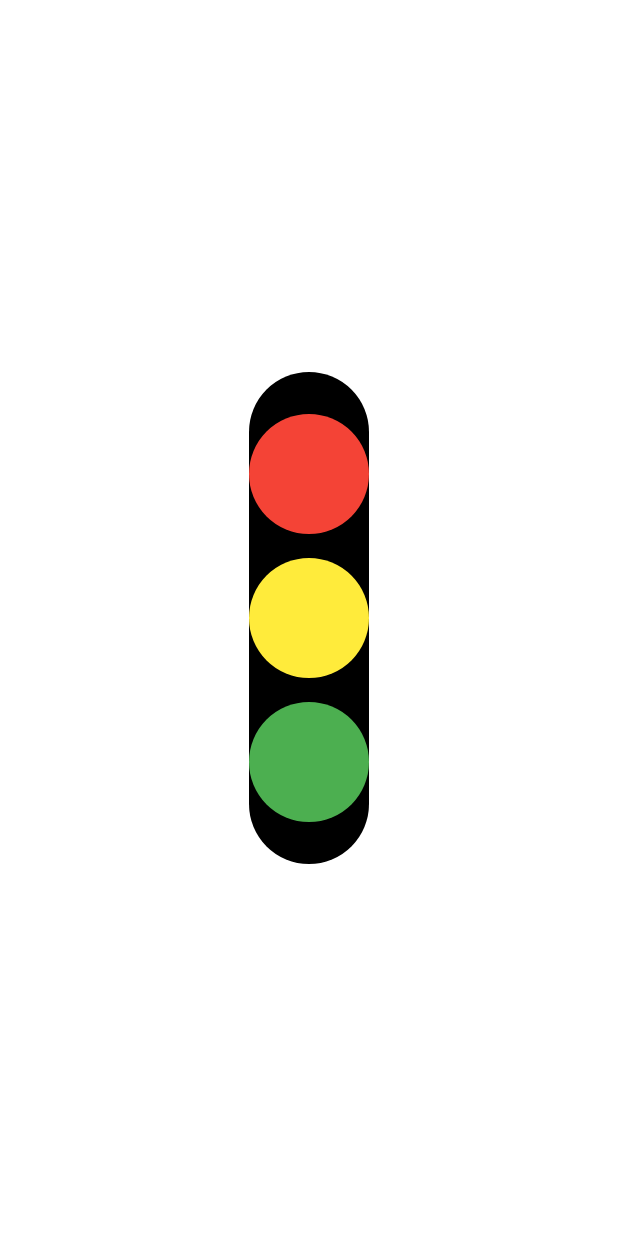
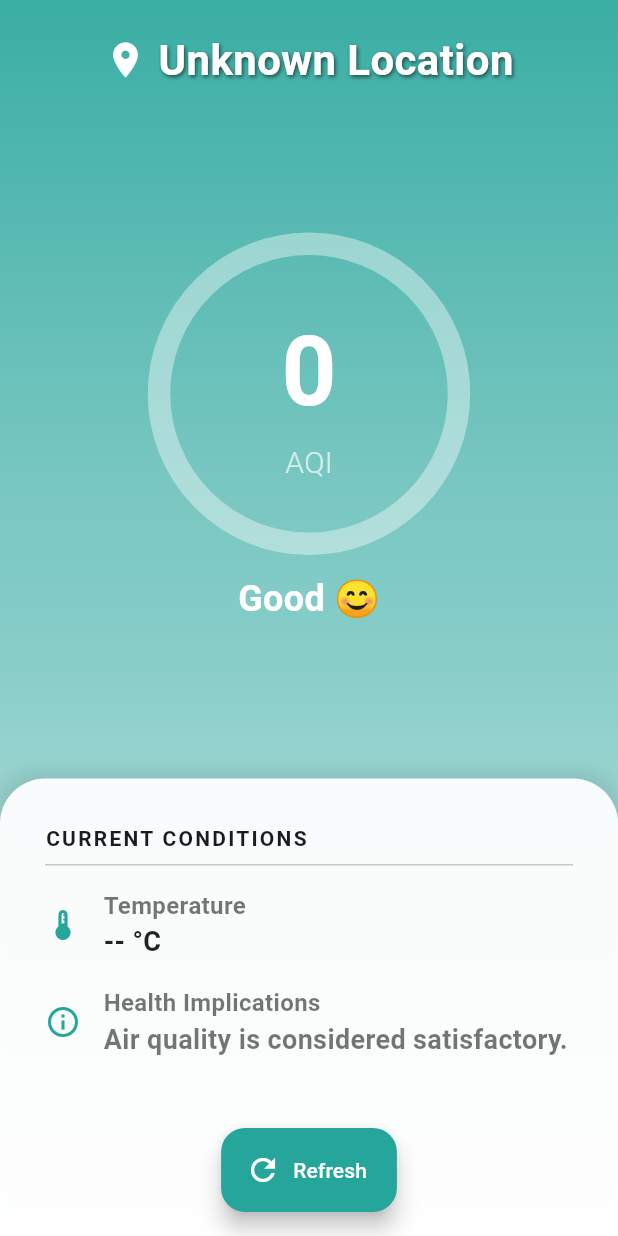
Before and after one commit to tunphaiboon/flutter-Mobilesbls, a Flutter app: the screen it shows after launch, on a phone screen of 412 x 824 dp. Run offline on Flutter 3.47's test engine with Material 3 defaults, Android fonts, the phone set to English and light mode, and no system bars; network calls fail.

Commit message:
assignment2

```diff
--- /dev/null
+++ b/first_app/lib/assignment2.dart
@@ -0,0 +1,359 @@
+import 'dart:convert';
+import 'package:flutter/material.dart';
+import 'package:http/http.dart' as http;
+
+class AirQualityPage extends StatefulWidget {
+  const AirQualityPage({super.key});
+
+  @override
+  State<AirQualityPage> createState() => _AirQualityPageState();
+}
+
+class _AirQualityPageState extends State<AirQualityPage> {
+  Map<String, dynamic>? airData;
+  bool loading = true;
+
+  @override
+  void initState() {
+    super.initState();
+    fetchData();
+  }
+
+  // NOTE: I'm replacing your token with a placeholder for privacy/security
+  Future<void> fetchData() async {
+    setState(() => loading = true);
+
+    const token = "YOUR_API_TOKEN"; // Replace with your actual API token
+    final url = Uri.parse(
+      "https://api.waqi.info/feed/here/?token=088e0533ecc0d410c5720ae1a844cc6d21bcdb3e",
+    );
+    try {
+      final response = await http.get(url);
+
+      if (response.statusCode == 200) {
+        final data = json.decode(response.body);
+        setState(() {
+          // Note: The API structure for the token you provided is:
+          // data["data"]["aqi"], data["data"]["iaqi"]["t"]["v"], data["data"]["city"]["name"]
+          // The parsing below is based on this structure.
+          airData = {
+            "aqi": data["data"]["aqi"],
+            "temp":
+                data["data"]["iaqi"]["t"]?["v"], // Use safe navigation for temp
+            "city": data["data"]["city"]["name"],
+          };
+          loading = false;
+        });
+      } else {
+        // Handle non-200 status codes (e.g., show an error message)
+        setState(() => loading = false);
+        // Optional: show a Snackbar with error
+        if (mounted) {
+          ScaffoldMessenger.of(context).showSnackBar(
+            const SnackBar(content: Text('Failed to load air quality data.')),
+          );
+        }
+      }
+    } catch (e) {
+      // Handle network or JSON parsing errors
+      setState(() => loading = false);
+      if (mounted) {
+        ScaffoldMessenger.of(context).showSnackBar(
+          const SnackBar(
+            content: Text('An error occurred during network request.'),
+          ),
+        );
+      }
+    }
+  }
+
+  String getAirQualityLabel(int aqi) {
+    if (aqi <= 50) return "Good 😊";
+    if (aqi <= 100) return "Moderate 😐";
+    if (aqi <= 150) return "Unhealthy for Sensitive Groups 😷";
+    if (aqi <= 200) return "Unhealthy 🤒";
+    if (aqi <= 300) return "Very Unhealthy 😨";
+    return "Hazardous ☠️";
+  }
+
+  Color getAirQualityColor(int aqi) {
+    if (aqi <= 50) return Colors.teal.shade400;
+    if (aqi <= 100) return Colors.yellow.shade600;
+    if (aqi <= 150) return Colors.deepOrange.shade400;
+    if (aqi <= 200)
+      return Colors
+          .red
+          .shade400; // changed from orange to a slightly different red to differentiate
+    if (aqi <= 300) return Colors.red.shade700;
+    return Colors
+        .purple
+        .shade900; // changed from brown to a deep purple for 'Hazardous'
+  }
+
+  @override
+  Widget build(BuildContext context) {
+    final aqi = airData?["aqi"] ?? 0;
+    final primaryColor = getAirQualityColor(aqi);
+
+    return Scaffold(
+      extendBodyBehindAppBar: true, // Full-screen effect
+      // Use FAB for a modern refresh button
+      floatingActionButton: FloatingActionButton.extended(
+        onPressed: loading ? null : fetchData,
+        label: Text(loading ? "Loading..." : "Refresh"),
+        icon: const Icon(Icons.refresh),
+        backgroundColor: primaryColor,
+        foregroundColor: Colors.white,
+      ),
+      floatingActionButtonLocation: FloatingActionButtonLocation.centerFloat,
+
+      body: Container(
+        width: double.infinity,
+        // The background gradient now covers the entire screen and is more subtle
+        decoration: BoxDecoration(
+          gradient: LinearGradient(
+            colors: [
+              primaryColor.withOpacity(0.9), // Darker top part for contrast
+              primaryColor.withOpacity(0.6),
+              Colors.white,
+            ],
+            begin: Alignment.topCenter,
+            end: Alignment.bottomCenter,
+            stops: const [0.0, 0.4, 1.0], // Control the gradient spread
+          ),
+        ),
+        child: loading
+            ? const Center(
+                child: CircularProgressIndicator(
+                  color: Colors.white,
+                ), // White loading indicator for contrast
+              )
+            : SafeArea(
+                child: Column(
+                  crossAxisAlignment: CrossAxisAlignment.center,
+                  children: [
+                    const SizedBox(height: 20),
+
+                    // City Display - Prominent and High Contrast
+                    Row(
+                      mainAxisAlignment: MainAxisAlignment.center,
+                      children: [
+                        const Icon(
+                          Icons.location_on,
+                          color: Colors.white,
+                          size: 28,
+                        ),
+                        const SizedBox(width: 8),
+                        Text(
+                          airData?["city"] ?? "Unknown Location",
+                          textAlign: TextAlign.center,
+                          style: const TextStyle(
+                            fontSize: 28,
+                            fontWeight: FontWeight.w600,
+                            color: Colors.white,
+                            shadows: [
+                              Shadow(
+                                offset: Offset(1.0, 1.0),
+                                blurRadius: 3.0,
+                                color: Color.fromARGB(150, 0, 0, 0),
+                              ),
+                            ],
+                          ),
+                        ),
+                      ],
+                    ),
+
+                    const Spacer(),
+
+                    // Main Circular AQI Display
+                    SizedBox(
+                      width: 200,
+                      height: 200,
+                      child: Stack(
+                        alignment: Alignment.center,
+                        children: [
+                          SizedBox(
+                            width: 200,
+                            height: 200,
+                            child: CircularProgressIndicator(
+                              value: (aqi / 300).clamp(
+                                0.0,
+                                1.0,
+                              ), // Progress based on AQI (clamped at 300)
+                              strokeWidth: 15,
+                              valueColor: AlwaysStoppedAnimation<Color>(
+                                primaryColor,
+                              ),
+                              backgroundColor: Colors.white.withOpacity(0.4),
+                            ),
+                          ),
+                          Column(
+                            mainAxisAlignment: MainAxisAlignment.center,
+                            children: [
+                              Text(
+                                "$aqi",
+                                style: const TextStyle(
+                                  fontSize: 64,
+                                  fontWeight: FontWeight.bold,
+                                  color: Colors.white,
+                                ),
+                              ),
+                              const Text(
+                                "AQI",
+                                style: TextStyle(
+                                  fontSize: 20,
+                                  color: Colors.white70,
+                                  fontWeight: FontWeight.w300,
+                                ),
+                              ),
+                            ],
+                          ),
+                        ],
+                      ),
+                    ),
+
+                    const SizedBox(height: 20),
+
+                    // Air Quality Label - Standalone, easy to read
+                    Text(
+                      getAirQualityLabel(aqi),
+                      textAlign: TextAlign.center,
+                      style: const TextStyle(
+                        fontSize: 24,
+                        fontWeight: FontWeight.bold,
+                        color: Colors.white,
+                      ),
+                    ),
+
+                    const Spacer(),
+
+                    // Details Panel (Bottom Sheet Look)
+                    Container(
+                      padding: const EdgeInsets.all(30),
+                      decoration: BoxDecoration(
+                        color: Colors.white.withOpacity(
+                          0.95,
+                        ), // Nearly opaque white card
+                        borderRadius: const BorderRadius.only(
+                          topLeft: Radius.circular(30),
+                          topRight: Radius.circular(30),
+                        ),
+                        boxShadow: [
+                          BoxShadow(
+                            color: Colors.black.withOpacity(0.1),
+                            blurRadius: 10,
+                            spreadRadius: 5,
+                          ),
+                        ],
+                      ),
+                      child: Column(
+                        crossAxisAlignment: CrossAxisAlignment.stretch,
+                        children: [
+                          Text(
+                            "CURRENT CONDITIONS",
+                            style: TextStyle(
+                              fontSize: 14,
+                              fontWeight: FontWeight.bold,
+                              color: primaryColor.shade800,
+                              letterSpacing: 1.5,
+                            ),
+                          ),
+                          const Divider(height: 15, thickness: 1),
+                          _buildDetailRow(
+                            icon: Icons.thermostat_rounded,
+                            label: "Temperature",
+                            value: "${airData?["temp"] ?? "--"} °C",
+                            color: Colors.black87,
+                          ),
+                          _buildDetailRow(
+                            icon: Icons.info_outline,
+                            label: "Health Implications",
+                            value: _getBriefHealthSummary(aqi),
+                            color: Colors.black54,
+                          ),
+                          // Padding for the FAB
+                          const SizedBox(height: 80),
+                        ],
+                      ),
+                    ),
+                  ],
+                ),
+              ),
+      ),
+    );
+  }
+
+  // Helper widget for detail rows
+  Widget _buildDetailRow({
+    required IconData icon,
+    required String label,
+    required String value,
+    required Color color,
+  }) {
+    return Padding(
+      padding: const EdgeInsets.symmetric(vertical: 8.0),
+      child: Row(
+        children: [
+          Icon(icon, color: getAirQualityColor(airData?["aqi"] ?? 0), size: 24),
+          const SizedBox(width: 15),
+          Expanded(
+            child: Column(
+              crossAxisAlignment: CrossAxisAlignment.start,
+              children: [
+                Text(
+                  label,
+                  style: const TextStyle(
+                    fontSize: 16,
+                    fontWeight: FontWeight.w600,
+                    color: Colors.black54,
+                  ),
+                ),
+                Text(
+                  value,
+                  style: TextStyle(
+                    fontSize: 18,
+                    fontWeight: FontWeight.bold,
+                    color: color,
+                  ),
+                ),
+              ],
+            ),
+          ),
+        ],
+      ),
+    );
+  }
+
+  // Helper for a brief health summary
+  String _getBriefHealthSummary(int aqi) {
+    if (aqi <= 50) return "Air quality is considered satisfactory.";
+    if (aqi <= 100)
+      return "Unusually sensitive people should consider limiting outdoor exertion.";
+    if (aqi <= 150)
+      return "Active children and adults, and people with respiratory disease, should limit prolonged outdoor exertion.";
+    return "Everyone should avoid outdoor exertion. Consider staying indoors.";
+  }
+}
+
+extension on Color {
+  get shade800 => null;
+}
+
+// For running the app, you'd typically have a main.dart:
+/*
+void main() {
+  runApp(const MyApp());
+}
+
+class MyApp extends StatelessWidget {
+  const MyApp({super.key});
+
+  @override
+  Widget build(BuildContext context) {
+    return const MaterialApp(
+      title: 'Modern Air Quality App',
+      home: AirQualityPage(),
+    );
+  }
+}
+*/
--- a/first_app/lib/main.dart
+++ b/first_app/lib/main.dart
@@ -1,4 +1,5 @@
 import 'package:flutter/material.dart';
+import 'assignment2.dart';
 
 void main() {
   runApp(const MyApp());
@@ -9,68 +10,14 @@ class MyApp extends StatelessWidget {
 
   @override
   Widget build(BuildContext context) {
-    return const MaterialApp(
-      home: TrafficLightStaticPage(),
+    return MaterialApp(
+      title: 'Air Quality App',
+      debugShowCheckedModeBanner: false,
+      theme: ThemeData(
+        colorScheme: ColorScheme.fromSeed(seedColor: Colors.blue),
+        useMaterial3: true,
+      ),
+      home: const AirQualityPage(),
     );
   }
 }
-
-class TrafficLightStaticPage extends StatelessWidget {
-  const TrafficLightStaticPage({super.key});
-
-  Widget _buildLight(Color color) {
-    return Container(
-      margin: const EdgeInsets.symmetric(vertical: 10),
-      width: 80,
-      height: 80,
-      decoration: BoxDecoration(
-        color: color,
-        shape: BoxShape.circle,
-      ),
-    );
-  }
-
-  @override
-  Widget build(BuildContext context) {
-    return Scaffold(
-      backgroundColor: Colors.white,
-      body: Center(
-        child: Container(
-          padding: const EdgeInsets.symmetric(vertical: 20),
-          decoration: BoxDecoration(
-            color: Colors.black,
-            borderRadius: BorderRadius.circular(50),
-          ),
-          child: Column(
-            mainAxisSize: MainAxisSize.min,
-            children: const [
-              // แสดงไฟจราจรนิ่ง
-              _StaticLight(color: Colors.red),
-              _StaticLight(color: Colors.yellow),
-              _StaticLight(color: Colors.green),
-            ],
-          ),
-        ),
-      ),
-    );
-  }
-}
-
-class _StaticLight extends StatelessWidget {
-  final Color color;
-
-  const _StaticLight({required this.color});
-
-  @override
-  Widget build(BuildContext context) {
-    return Container(
-      margin: const EdgeInsets.symmetric(vertical: 8),
-      width: 80,
-      height: 80,
-      decoration: BoxDecoration(
-        color: color,
-        shape: BoxShape.circle,
-      ),
-    );
-  }
-}
--- a/first_app/pubspec.yaml
+++ b/first_app/pubspec.yaml
@@ -45,7 +45,7 @@ dev_dependencies:
   # package. See that file for information about deactivating specific lint
   # rules and activating additional ones.
   flutter_lints: ^5.0.0
-
+  http: ^1.5.0
 # For information on the generic Dart part of this file, see the
 # following page: https://dart.dev/tools/pub/pubspec
 
```
Also changed, not shown: first_app/pubspec.lock.
